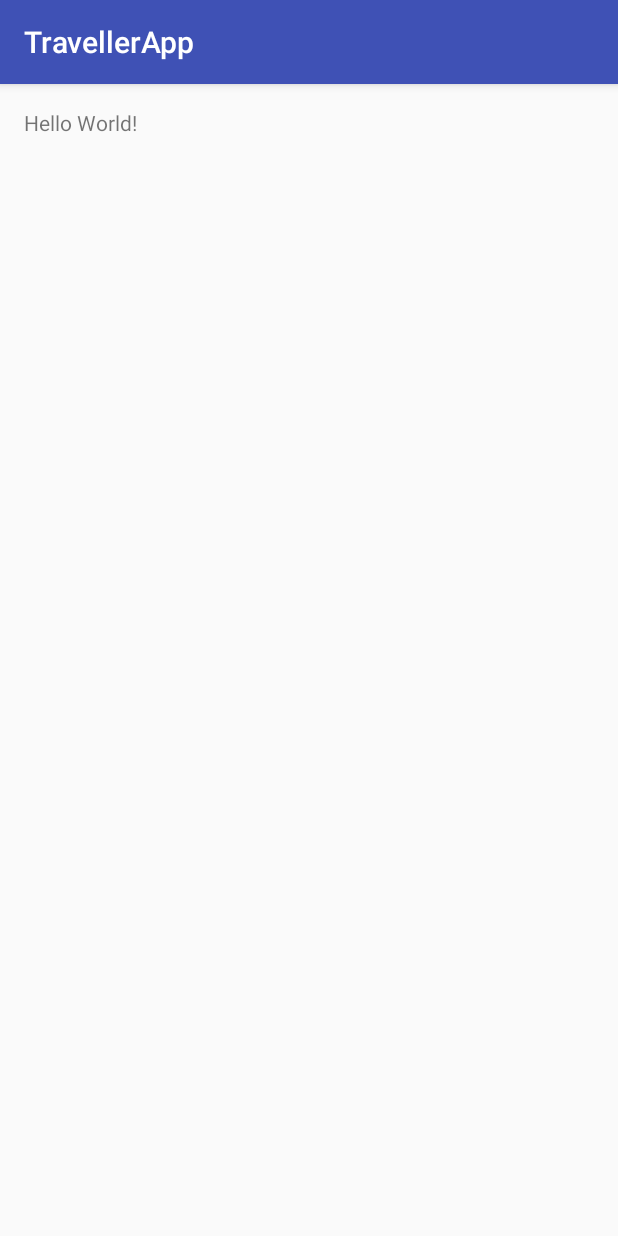
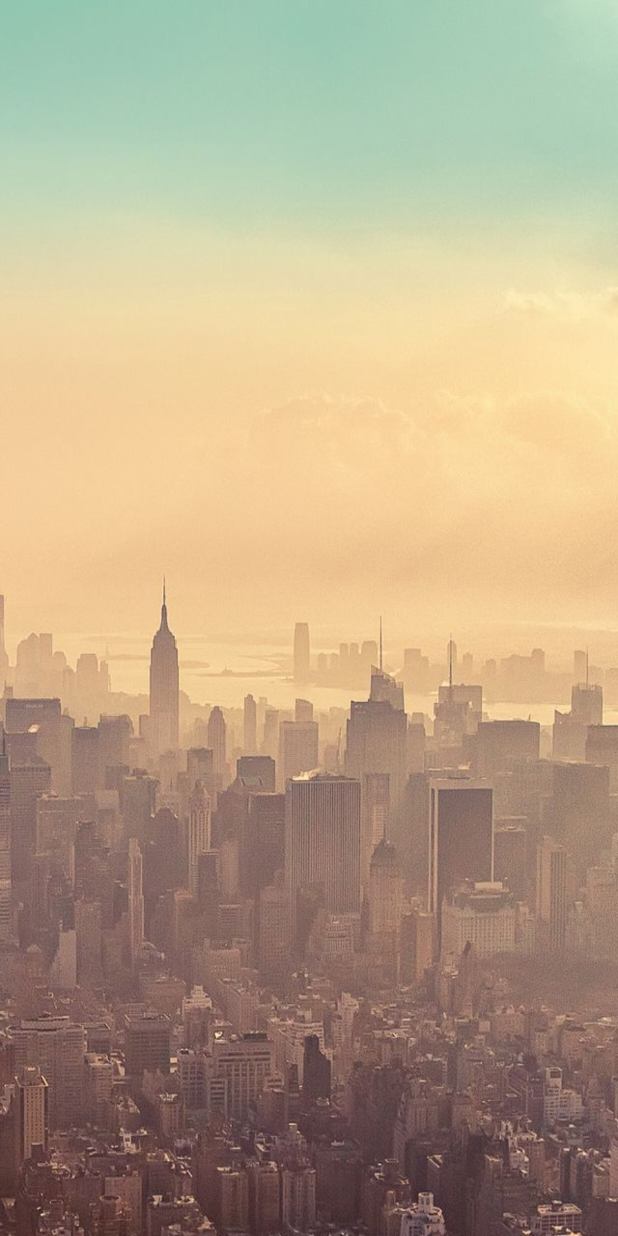
Before and after one commit to juleskreutzer/TravellerApp, an Android app: the screen it shows after launch (MainActivity), on a phone screen of 412 x 824 dp. Run offline under Robolectric (Android 15) with nearby library versions, the phone set to English and light mode, and no system bars.

Commit message:
No Action Bar

```diff
--- a/TravellerApp/app/src/main/AndroidManifest.xml
+++ b/TravellerApp/app/src/main/AndroidManifest.xml
@@ -7,7 +7,7 @@
         android:icon="@mipmap/ic_launcher"
         android:label="@string/app_name"
         android:supportsRtl="true"
-        android:theme="@style/AppTheme">
+        android:theme="@style/Theme.AppCompat.Light.NoActionBar">
         <activity android:name=".MainActivity">
             <intent-filter>
                 <action android:name="android.intent.action.MAIN" />
--- a/TravellerApp/app/src/main/res/layout/activity_main.xml
+++ b/TravellerApp/app/src/main/res/layout/activity_main.xml
@@ -7,10 +7,7 @@
     android:paddingLeft="@dimen/activity_horizontal_margin"
     android:paddingRight="@dimen/activity_horizontal_margin"
     android:paddingTop="@dimen/activity_vertical_margin"
-    tools:context="nl.nujules.travellerapp.MainActivity">
+    tools:context="nl.nujules.travellerapp.MainActivity"
+    style="@style/Background">
 
-    <TextView
-        android:layout_width="wrap_content"
-        android:layout_height="wrap_content"
-        android:text="Hello World!" />
 </RelativeLayout>
--- a/TravellerApp/app/src/main/res/values/styles.xml
+++ b/TravellerApp/app/src/main/res/values/styles.xml
@@ -8,4 +8,8 @@
         <item name="colorAccent">@color/colorAccent</item>
     </style>
 
+    <style name="Background">
+        <item name="android:background">@drawable/background</item>
+    </style>
+
 </resources>
```
Also changed, not shown: TravellerApp/app/src/main/res/drawable/background.jpg (added).
